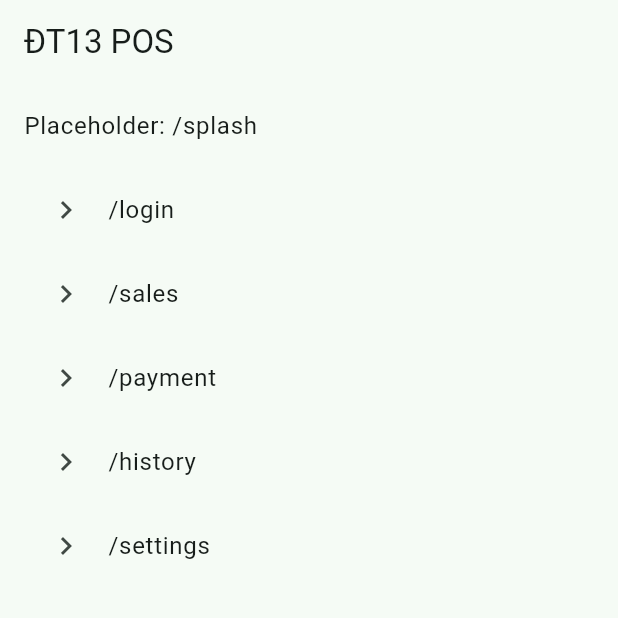
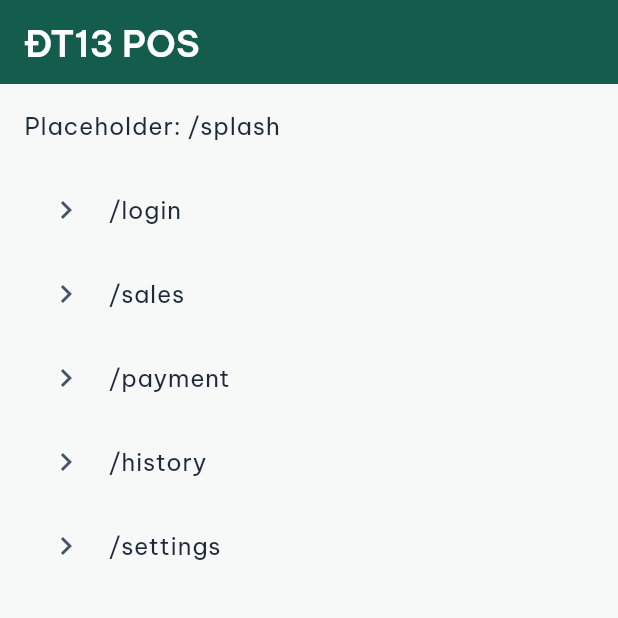
Before and after one commit to ThaiThanhhh/taxbook-pos, a Flutter app: the screen it shows after launch, on a phone screen of 412 x 824 dp, the top half of it. Run offline on Flutter 3.47's test engine with Material 3 defaults, Android fonts, the phone set to English and light mode, and no system bars; our stand-ins replace dio, flutter_riverpod, go_router, riverpod_annotation; generated files the repository leaves out were written again.

Commit message:
feat: thêm theme Material 3, bảng màu, typography và font Be Vietnam Pro

```diff
--- a/mobile/lib/app.dart
+++ b/mobile/lib/app.dart
@@ -18,6 +18,8 @@ class Dt13App extends ConsumerWidget {
       debugShowCheckedModeBanner: !env.isProd,
       theme: AppTheme.light(),
       darkTheme: AppTheme.dark(),
+      // Khóa sáng: widget dùng token sáng. Dark chỉ là dự phòng, chưa chốt.
+      themeMode: ThemeMode.light,
       routerConfig: router,
     );
   }
--- /dev/null
+++ b/mobile/lib/core/theme/app_colors.dart
@@ -0,0 +1,103 @@
+import 'package:flutter/material.dart';
+
+/// Bảng màu ĐT13 POS, khai báo tường minh — không sinh từ [ColorScheme.fromSeed].
+///
+/// Các mã Primary / Success / Error / Warning / nền / chữ / viền nhẹ là chuẩn
+/// nhóm đã chốt. [inputBorder], màu chữ phụ và màu disabled là đề xuất
+/// (xem ghi chú trên từng hằng số) — cần xác nhận lại với nhóm.
+abstract final class AppColors {
+  /// Xanh đậm thương hiệu. Trắng trên màu này đạt khoảng 7.9:1 (WCAG AAA).
+  static const Color primary = Color(0xFF145C4B);
+  static const Color onPrimary = Color(0xFFFFFFFF);
+
+  /// Nền nút phụ: cùng họ với primary, nhạt để phân biệt với nút chính
+  /// mà chữ primary vẫn đọc rõ (không bịa thêm một màu thương hiệu thứ hai).
+  static const Color primaryContainer = Color(0xFFD7EDE6);
+  static const Color onPrimaryContainer = Color(0xFF0B3D32);
+
+  static const Color success = Color(0xFF1F7A4D);
+  static const Color onSuccess = Color(0xFFFFFFFF);
+  static const Color successContainer = Color(0xFFE5F5EC);
+
+  static const Color error = Color(0xFFB42318);
+  static const Color onError = Color(0xFFFFFFFF);
+  static const Color errorContainer = Color(0xFFFDECEA);
+
+  static const Color warning = Color(0xFFB54708);
+  static const Color onWarning = Color(0xFFFFFFFF);
+  static const Color warningContainer = Color(0xFFFEF4E6);
+
+  static const Color background = Color(0xFFF7F9F8);
+  static const Color surface = Color(0xFFFFFFFF);
+
+  /// Chữ chính trên nền trắng: #1D2939, tương phản rất cao.
+  static const Color textPrimary = Color(0xFF1D2939);
+
+  /// Chữ phụ / gợi ý. #475467 trên trắng khoảng 7:1 — vẫn đọc được với
+  /// người lớn tuổi. Không dùng xám nhạt (#98A2B3, chỉ khoảng 2.7:1).
+  static const Color textSecondary = Color(0xFF475467);
+
+  /// Viền card, vạch ngăn. Nhạt, chỉ để tách khối — không đủ tương phản
+  /// cho viền ô nhập (khoảng 1.5:1 trên trắng, dưới ngưỡng 3:1 của WCAG).
+  static const Color border = Color(0xFFD0D5DD);
+
+  /// Viền ô nhập. Đề xuất #667085: khoảng 5:1 trên trắng, đạt ngưỡng 3:1
+  /// cho thành phần giao diện. Đậm hơn [border] đúng yêu cầu nhóm.
+  /// Cần xác nhận trước khi coi là chốt.
+  static const Color inputBorder = Color(0xFF667085);
+
+  /// Nền control tắt. Chữ tắt dùng [textSecondary] chứ không dùng xám nhạt,
+  /// để nhãn nút disabled vẫn đọc được ngoài quầy.
+  static const Color disabledBackground = Color(0xFFE4E7EC);
+  static const Color onDisabled = textSecondary;
+
+  static const ColorScheme lightScheme = ColorScheme(
+    brightness: Brightness.light,
+    primary: primary,
+    onPrimary: onPrimary,
+    primaryContainer: primaryContainer,
+    onPrimaryContainer: onPrimaryContainer,
+    secondary: primary,
+    onSecondary: onPrimary,
+    secondaryContainer: primaryContainer,
+    onSecondaryContainer: onPrimaryContainer,
+    error: error,
+    onError: onError,
+    errorContainer: errorContainer,
+    onErrorContainer: Color(0xFF7A150E),
+    surface: surface,
+    onSurface: textPrimary,
+    onSurfaceVariant: textSecondary,
+    outline: inputBorder,
+    outlineVariant: border,
+    surfaceContainerLowest: surface,
+    surfaceContainerLow: background,
+    surfaceContainer: background,
+    surfaceContainerHigh: Color(0xFFEEF2F0),
+    surfaceContainerHighest: Color(0xFFE4E7EC),
+  );
+
+  /// Bản tối dự phòng, KHÔNG dùng fromSeed. App đang khóa [ThemeMode.light]
+  /// vì widget dùng chung đọc token sáng. Chưa chốt với nhóm — đừng bật
+  /// dark mode trước khi rà lại tương phản.
+  static const ColorScheme darkScheme = ColorScheme(
+    brightness: Brightness.dark,
+    primary: Color(0xFF8FCBB8),
+    onPrimary: Color(0xFF083028),
+    primaryContainer: Color(0xFF145C4B),
+    onPrimaryContainer: Color(0xFFD7EDE6),
+    secondary: Color(0xFF8FCBB8),
+    onSecondary: Color(0xFF083028),
+    secondaryContainer: Color(0xFF145C4B),
+    onSecondaryContainer: Color(0xFFD7EDE6),
+    error: Color(0xFFFFB4AB),
+    onError: Color(0xFF690005),
+    errorContainer: Color(0xFF8C1D13),
+    onErrorContainer: Color(0xFFFFDAD6),
+    surface: Color(0xFF1D2939),
+    onSurface: Color(0xFFF7F9F8),
+    onSurfaceVariant: Color(0xFFD0D5DD),
+    outline: Color(0xFF98A2B3),
+    outlineVariant: Color(0xFF344054),
+  );
+}
--- /dev/null
+++ b/mobile/lib/core/theme/app_spacing.dart
@@ -0,0 +1,15 @@
+/// Khoảng cách và kích thước chốt cho design system.
+///
+/// Mọi vùng bấm dùng [minTapTarget] (48). Nút thanh toán chính dùng
+/// [buttonHeightLarge] (52). Ô nhập dùng [fieldHeight] (56).
+abstract final class AppSpacing {
+  static const double radius = 8;
+  static const double padding = 16;
+  static const double minTapTarget = 48;
+  static const double buttonHeight = 48;
+  static const double buttonHeightLarge = 52;
+  static const double fieldHeight = 56;
+  static const double borderWidth = 1;
+  static const double focusBorderWidth = 2;
+  static const double icon = 24;
+}
--- a/mobile/lib/core/theme/app_theme.dart
+++ b/mobile/lib/core/theme/app_theme.dart
@@ -1,21 +1,125 @@
+import 'package:dt13_pos/core/theme/app_colors.dart';
+import 'package:dt13_pos/core/theme/app_spacing.dart';
+import 'package:dt13_pos/core/theme/app_typography.dart';
 import 'package:flutter/material.dart';
 
-/// Theme gốc. Mai Trinh sở hữu phần design system (chữ lớn, tương phản cao);
-/// file này chỉ là điểm vào để cả app dùng chung một theme.
+/// Theme Material 3 dùng chung. Màu lấy từ [AppColors], không dùng fromSeed.
+///
+/// Mai Trinh sở hữu design system. Màn bán hàng (ô sản phẩm, dòng giỏ,
+/// bàn phím tiền) không đặt ở đây — xem `features/sales`.
 abstract final class AppTheme {
-  static const Color _seed = Color(0xFF0B6E4F);
+  static ThemeData light() => _build(AppColors.lightScheme, Brightness.light);
 
-  static ThemeData light() => ThemeData(
-    useMaterial3: true,
-    colorScheme: ColorScheme.fromSeed(seedColor: _seed),
-    visualDensity: VisualDensity.standard,
-  );
+  static ThemeData dark() => _build(AppColors.darkScheme, Brightness.dark);
 
-  static ThemeData dark() => ThemeData(
-    useMaterial3: true,
-    colorScheme: ColorScheme.fromSeed(
-      seedColor: _seed,
-      brightness: Brightness.dark,
-    ),
-  );
+  static ThemeData _build(ColorScheme scheme, Brightness brightness) {
+    final isLight = brightness == Brightness.light;
+    final onSurface = scheme.onSurface;
+    final textTheme = AppTypography.textTheme.apply(
+      bodyColor: onSurface,
+      displayColor: onSurface,
+    );
+
+    return ThemeData(
+      useMaterial3: true,
+      brightness: brightness,
+      colorScheme: scheme,
+      scaffoldBackgroundColor: isLight ? AppColors.background : scheme.surface,
+      textTheme: textTheme,
+      primaryTextTheme: AppTypography.textTheme.apply(
+        bodyColor: scheme.onPrimary,
+        displayColor: scheme.onPrimary,
+      ),
+      visualDensity: VisualDensity.standard,
+      splashFactory: InkRipple.splashFactory,
+      iconTheme: IconThemeData(color: onSurface, size: AppSpacing.icon),
+      appBarTheme: AppBarTheme(
+        backgroundColor: scheme.primary,
+        foregroundColor: scheme.onPrimary,
+        elevation: 0,
+        centerTitle: false,
+        titleTextStyle: AppTypography.titleLarge.copyWith(
+          color: scheme.onPrimary,
+        ),
+      ),
+      dividerTheme: DividerThemeData(color: scheme.outlineVariant, space: 1),
+      cardTheme: CardThemeData(
+        color: scheme.surface,
+        elevation: 0,
+        margin: EdgeInsets.zero,
+        shape: RoundedRectangleBorder(
+          borderRadius: BorderRadius.circular(AppSpacing.radius),
+          side: BorderSide(color: scheme.outlineVariant),
+        ),
+      ),
+      inputDecorationTheme: _inputDecoration(scheme),
+      filledButtonTheme: FilledButtonThemeData(style: _filledStyle(scheme)),
+      outlinedButtonTheme: OutlinedButtonThemeData(
+        style: _outlineStyle(scheme),
+      ),
+    );
+  }
+
+  static InputDecorationThemeData _inputDecoration(ColorScheme scheme) {
+    OutlineInputBorder border(Color color, double width) {
+      return OutlineInputBorder(
+        borderRadius: const BorderRadius.all(
+          Radius.circular(AppSpacing.radius),
+        ),
+        borderSide: BorderSide(color: color, width: width),
+      );
+    }
+
+    return InputDecorationThemeData(
+      filled: true,
+      fillColor: scheme.surface,
+      isDense: true,
+      contentPadding: const EdgeInsets.symmetric(
+        horizontal: AppSpacing.padding,
+        vertical: AppSpacing.padding,
+      ),
+      hintStyle: AppTypography.bodyLarge.copyWith(
+        color: scheme.onSurfaceVariant,
+      ),
+      errorStyle: AppTypography.labelMedium.copyWith(color: scheme.error),
+      enabledBorder: border(scheme.outline, AppSpacing.borderWidth),
+      focusedBorder: border(scheme.primary, AppSpacing.focusBorderWidth),
+      errorBorder: border(scheme.error, AppSpacing.borderWidth),
+      focusedErrorBorder: border(scheme.error, AppSpacing.focusBorderWidth),
+      disabledBorder: border(scheme.outlineVariant, AppSpacing.borderWidth),
+    );
+  }
+
+  static ButtonStyle _filledStyle(ColorScheme scheme) {
+    return ButtonStyle(
+      elevation: const WidgetStatePropertyAll(0),
+      minimumSize: const WidgetStatePropertyAll(
+        Size(AppSpacing.minTapTarget, AppSpacing.buttonHeight),
+      ),
+      tapTargetSize: MaterialTapTargetSize.shrinkWrap,
+      textStyle: const WidgetStatePropertyAll(AppTypography.button),
+      shape: const WidgetStatePropertyAll(
+        RoundedRectangleBorder(
+          borderRadius: BorderRadius.all(Radius.circular(AppSpacing.radius)),
+        ),
+      ),
+      foregroundColor: WidgetStatePropertyAll(scheme.onPrimary),
+      backgroundColor: WidgetStatePropertyAll(scheme.primary),
+    );
+  }
+
+  static ButtonStyle _outlineStyle(ColorScheme scheme) {
+    return ButtonStyle(
+      elevation: const WidgetStatePropertyAll(0),
+      minimumSize: const WidgetStatePropertyAll(
+        Size(AppSpacing.minTapTarget, AppSpacing.buttonHeight),
+      ),
+      tapTargetSize: MaterialTapTargetSize.shrinkWrap,
+      textStyle: const WidgetStatePropertyAll(AppTypography.button),
+      foregroundColor: WidgetStatePropertyAll(scheme.primary),
+      side: WidgetStatePropertyAll(
+        BorderSide(color: scheme.primary, width: AppSpacing.borderWidth),
+      ),
+    );
+  }
 }
--- /dev/null
+++ b/mobile/lib/core/theme/app_typography.dart
@@ -0,0 +1,130 @@
+import 'package:flutter/material.dart';
+
+/// Cỡ chữ Be Vietnam Pro. Font đóng gói trong assets, không tải lúc chạy.
+///
+/// Headline 24–28, Title 18–24, Body 14–16, Label 12–14.
+/// Màn bán hàng dùng [bodyLarge] (16) và nhãn từ [labelMedium] (14) trở lên.
+/// [labelSmall] (12) chỉ cho chú thích phụ, không dùng trên màn bán hàng.
+abstract final class AppTypography {
+  static const String fontFamily = 'BeVietnamPro';
+
+  static const TextStyle headlineLarge = TextStyle(
+    fontFamily: fontFamily,
+    fontSize: 28,
+    fontWeight: FontWeight.w700,
+    height: 1.3,
+  );
+
+  static const TextStyle headlineMedium = TextStyle(
+    fontFamily: fontFamily,
+    fontSize: 26,
+    fontWeight: FontWeight.w700,
+    height: 1.3,
+  );
+
+  static const TextStyle headlineSmall = TextStyle(
+    fontFamily: fontFamily,
+    fontSize: 24,
+    fontWeight: FontWeight.w600,
+    height: 1.3,
+  );
+
+  static const TextStyle titleLarge = TextStyle(
+    fontFamily: fontFamily,
+    fontSize: 24,
+    fontWeight: FontWeight.w600,
+    height: 1.35,
+  );
+
+  static const TextStyle titleMedium = TextStyle(
+    fontFamily: fontFamily,
+    fontSize: 20,
+    fontWeight: FontWeight.w600,
+    height: 1.35,
+  );
+
+  static const TextStyle titleSmall = TextStyle(
+    fontFamily: fontFamily,
+    fontSize: 18,
+    fontWeight: FontWeight.w600,
+    height: 1.35,
+  );
+
+  static const TextStyle bodyLarge = TextStyle(
+    fontFamily: fontFamily,
+    fontSize: 16,
+    fontWeight: FontWeight.w400,
+    height: 1.5,
+  );
+
+  static const TextStyle bodyMedium = TextStyle(
+    fontFamily: fontFamily,
+    fontSize: 14,
+    fontWeight: FontWeight.w400,
+    height: 1.5,
+  );
+
+  /// Cùng sàn 14 với [bodyMedium]. Không hạ xuống 12 — người dùng chính lớn tuổi.
+  static const TextStyle bodySmall = TextStyle(
+    fontFamily: fontFamily,
+    fontSize: 14,
+    fontWeight: FontWeight.w400,
+    height: 1.45,
+  );
+
+  static const TextStyle labelLarge = TextStyle(
+    fontFamily: fontFamily,
+    fontSize: 14,
+    fontWeight: FontWeight.w600,
+    height: 1.4,
+  );
+
+  static const TextStyle labelMedium = TextStyle(
+    fontFamily: fontFamily,
+    fontSize: 14,
+    fontWeight: FontWeight.w500,
+    height: 1.4,
+  );
+
+  /// 12. Chỉ chú thích phụ. Màn bán hàng không được dùng style này.
+  static const TextStyle labelSmall = TextStyle(
+    fontFamily: fontFamily,
+    fontSize: 12,
+    fontWeight: FontWeight.w500,
+    height: 1.4,
+  );
+
+  /// Nhãn nút 16 SemiBold — lớn hơn label 14 để bấm chắc ngoài quầy.
+  /// Cỡ này nằm trong khoảng Body, không nằm trong khoảng Label.
+  /// Cần xác nhận với nhóm nếu muốn khóa nút ở 14.
+  static const TextStyle button = TextStyle(
+    fontFamily: fontFamily,
+    fontSize: 16,
+    fontWeight: FontWeight.w600,
+    height: 1.25,
+  );
+
+  /// Số tiền: SemiBold 16, chữ số cùng bề rộng để các cột thẳng hàng.
+  static const TextStyle money = TextStyle(
+    fontFamily: fontFamily,
+    fontSize: 16,
+    fontWeight: FontWeight.w600,
+    height: 1.4,
+    fontFeatures: [FontFeature.tabularFigures()],
+  );
+
+  static const TextTheme textTheme = TextTheme(
+    headlineLarge: headlineLarge,
+    headlineMedium: headlineMedium,
+    headlineSmall: headlineSmall,
+    titleLarge: titleLarge,
+    titleMedium: titleMedium,
+    titleSmall: titleSmall,
+    bodyLarge: bodyLarge,
+    bodyMedium: bodyMedium,
+    bodySmall: bodySmall,
+    labelLarge: labelLarge,
+    labelMedium: labelMedium,
+    labelSmall: labelSmall,
+  );
+}
```
Also changed, not shown: mobile/assets/fonts/OFL.txt (added, +93 -0 lines), mobile/pubspec.yaml (+12 -0 lines), mobile/assets/fonts/BeVietnamPro-Bold.ttf (added), mobile/assets/fonts/BeVietnamPro-Medium.ttf (added), mobile/assets/fonts/BeVietnamPro-Regular.ttf (added), mobile/assets/fonts/BeVietnamPro-SemiBold.ttf (added), mobile/pubspec.lock, 1 other file.
